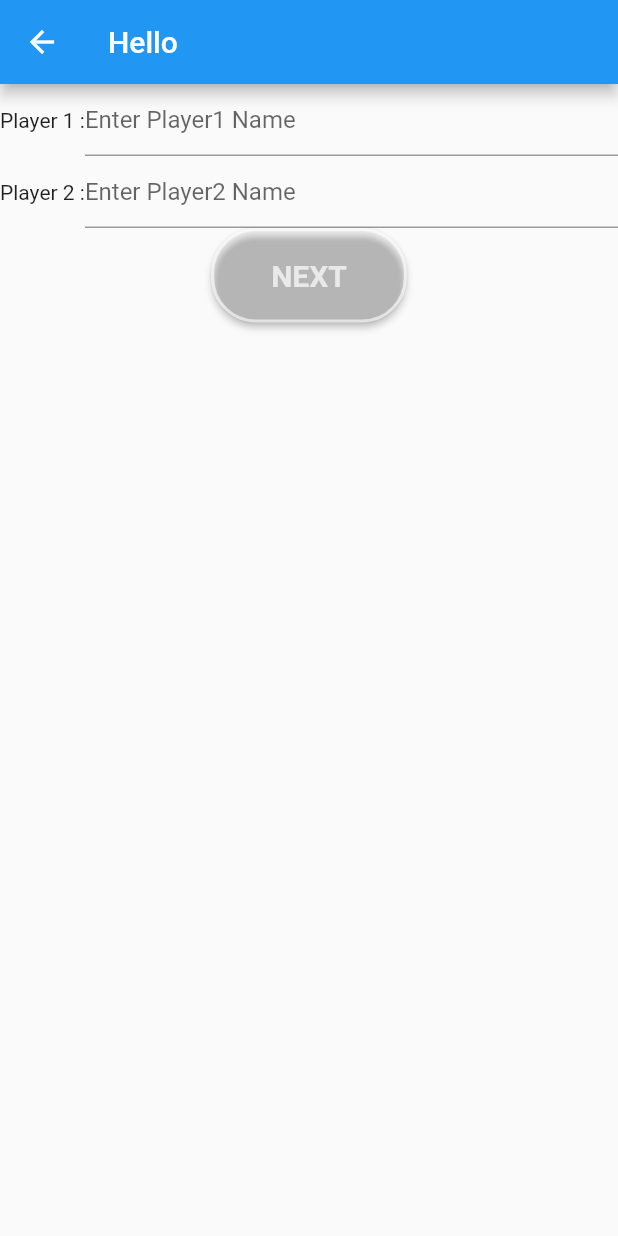
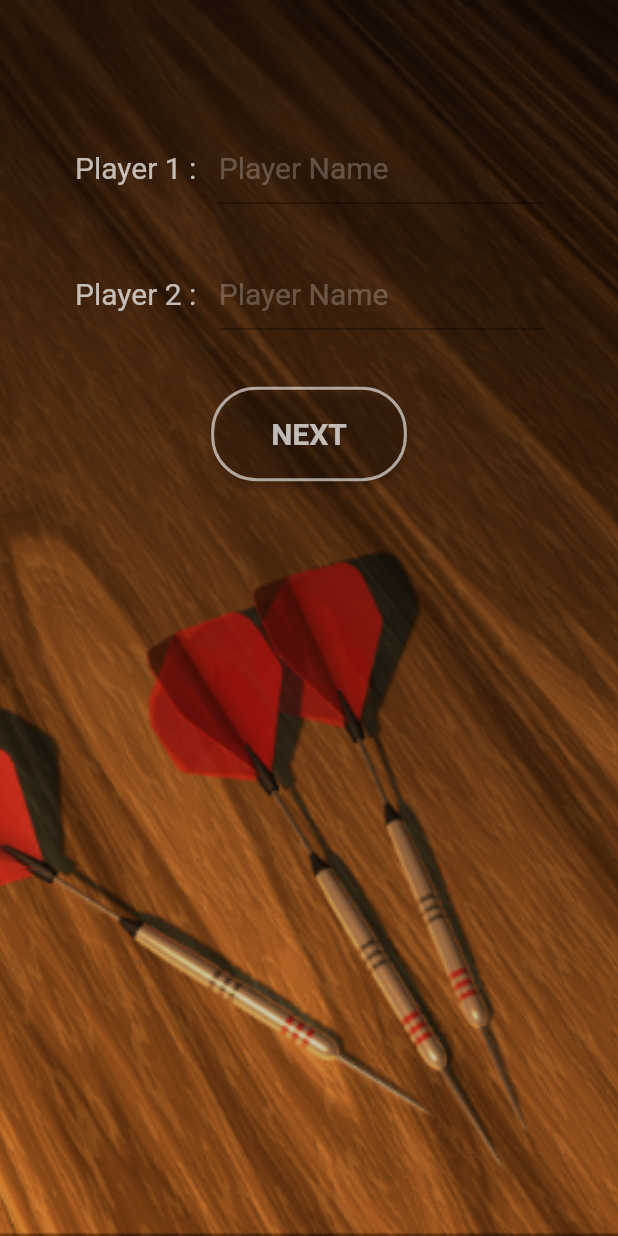
Before and after one commit to MariaNabil/Flutter_Darts_App, a Flutter app: the screen it shows after launch, after a tap on "START GAME", on a phone screen of 412 x 824 dp. Run offline on Flutter 3.47's test engine with Material 2 defaults, Android fonts, the phone set to English and light mode, and no system bars.

Commit message:
edit StartGameScreen UI

```diff
--- a/lib/StartGamePage.dart
+++ b/lib/StartGamePage.dart
@@ -3,48 +3,72 @@ import 'package:flutter/material.dart';
 Widget StartGamePage(BuildContext context) {
   String player1 = "";
   String player2 = "";
-  final _biggerFont = const TextStyle(fontSize: 18.0);
+  final _biggerFont = const TextStyle(fontSize: 20.0, color: Colors.white70);
 
-  return Scaffold(
-    appBar: AppBar(
-      title: Text('Hello'),
-    ),
-    body: Center(
-      child: Column(
-        children: <Widget>[
-          Row(
-            children: <Widget>[
-              Text('Player 1 :'),
-              Expanded(
+  Widget _inputText(String player) {
+    return Container(
+      margin: EdgeInsets.only(left: 10),
       child: TextField(
         decoration: InputDecoration(
-                    border: new UnderlineInputBorder(
-                      borderRadius: BorderRadius.all(Radius.circular(0)),
+            hintStyle: TextStyle(fontSize: 20, color: Colors.white24),
+            focusedBorder: UnderlineInputBorder(
+              borderSide: BorderSide(color: Colors.white),
             ),
-                    hintText: 'Enter Player1 Name'),
+            hintText: 'Player Name'),
         onChanged: (text) {
+          if (player == "player1") {
             player1 = text;
+          } else {
+            player2 = text;
+          }
         },
-              ))
+      ),
+    );
+  }
+
+  Widget _row(String player) {
+    return Container(
+        margin: EdgeInsets.only(
+          left: 50.0,
+          right: 50,
+        ),
+        child: Row(
+          children: <Widget>[
+            Text(
+              player,
+              style: _biggerFont,
+            ),
+            Expanded(
+              child: _inputText("player1"),
+            )
           ],
+        ));
+  }
+
+  return Container(
+    padding: const EdgeInsets.only(top: 50),
+    decoration: BoxDecoration(
+        image: DecorationImage(
+            image: AssetImage("assets/images/11.png"), fit: BoxFit.cover)),
+    child: Scaffold(
+      backgroundColor: Colors.transparent,
+      body: Center(
+        child: Column(children: <Widget>[
+          Container(
+            color: Colors.transparent,
+            height: 20,
           ),
-          Row(
-            children: <Widget>[
-              Text('Player 2 :'),
           Expanded(
-                  child: TextField(
-                decoration: InputDecoration(
-                    border: new UnderlineInputBorder(
-                      borderRadius: BorderRadius.all(Radius.circular(0)),
+            flex: 1,
+            child: _row("Player 1 : "),
           ),
-                    hintText: 'Enter Player2 Name'),
-                onChanged: (text) {
-                  player2 = text;
-                },
-              ))
-            ],
+          Expanded(
+            flex: 1,
+            child: _row("Player 2 : "),
           ),
-          RaisedButton(
+          Container(
+            margin: EdgeInsets.only(top: 20),
+            child: RaisedButton(
                 padding: const EdgeInsets.only(
                     right: 40, left: 40, top: 20, bottom: 20),
                 color: Colors.transparent,
@@ -64,8 +88,13 @@ Widget StartGamePage(BuildContext context) {
                 ),
                 onPressed: () {
                   print(player1 + " " + player2);
-              })
-        ],
+                }),
+          ),
+          Expanded(
+            flex: 6,
+            child: Container(),
+          )
+        ]),
       ),
     ),
   );
```
Also changed, not shown: assets/images/11.png. Lines whose indentation alone changed are shown as unchanged.
